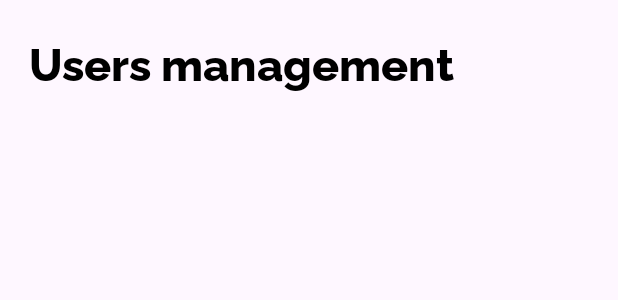
After one commit to Milkingooo/CoffeeVibe, an Android app: the layout fragment_users.xml on its own in the app's theme, with its tools: preview values and no code run, on a phone screen of 412 x 824 dp. The commit adds this screen. Shown: the top 300 px of the screen. Run offline under Robolectric (Android 15) with nearby library versions, the phone set to English and light mode, and no system bars.

Commit message:
update commit

```diff
--- a/app/src/main/java/com/example/coffeevibe/Activities/MainActivity.kt
+++ b/app/src/main/java/com/example/coffeevibe/Activities/MainActivity.kt
@@ -1,6 +1,7 @@
 package com.example.coffeevibe.Activities
 
 import android.Manifest
+import android.annotation.SuppressLint
 import android.app.NotificationChannel
 import android.app.NotificationManager
 import android.content.Context
@@ -16,12 +17,16 @@
 import androidx.core.app.ActivityCompat
 import androidx.core.view.ViewCompat
 import androidx.core.view.WindowInsetsCompat
+import androidx.fragment.app.Fragment
+import androidx.fragment.app.FragmentManager
+import androidx.fragment.app.FragmentTransaction
 import androidx.navigation.NavController
 import androidx.navigation.fragment.NavHostFragment
 import androidx.navigation.ui.setupWithNavController
 import androidx.recyclerview.widget.RecyclerView
 import com.example.coffeevibe.R
 import com.google.android.material.bottomnavigation.BottomNavigationView
+import com.google.android.material.tabs.TabLayout
 import com.google.firebase.Firebase
 import com.google.firebase.auth.FirebaseAuth
 import com.google.firebase.firestore.firestore
@@ -33,6 +38,8 @@
     private val auth = FirebaseAuth.getInstance()
     private val db = Firebase.firestore
 
+
+    @SuppressLint("MissingInflatedId")
     override fun onCreate(savedInstanceState: Bundle?) {
         super.onCreate(savedInstanceState)
         enableEdgeToEdge()
@@ -63,16 +70,16 @@
             createNotificationChannel()
         }
 
+
     }
     private fun findUserInFirestore(email: String) {
         try {
-            var pass = ""
-            db.collection("user")
+            db.collection("admin")
                 .whereEqualTo("email", email)
                 .get()
                 .addOnSuccessListener {
                     for (document in it) {
-                        pass = document.getString("password").toString().trim()
+                        val pass = document.getString("password").toString().trim()
                         if (auth.currentUser != null) {
                             onLoginAdmin(email = auth.currentUser!!.email.toString(), password = pass)
                         }
--- /dev/null
+++ b/app/src/main/java/com/example/coffeevibe/Fragments/UsersFragment.kt
@@ -0,0 +1,12 @@
+package com.example.coffeevibe.Fragments
+
+import android.os.Bundle
+import androidx.fragment.app.Fragment
+import android.view.LayoutInflater
+import android.view.View
+import android.view.ViewGroup
+import com.example.coffeevibe.R
+
+class UsersFragment : Fragment() {
+
+}
--- a/app/src/main/res/layout/fragment_home.xml
+++ b/app/src/main/res/layout/fragment_home.xml
@@ -19,6 +19,7 @@
         android:textSize="30sp"/>
 
     <com.google.android.material.tabs.TabLayout
+        android:id="@+id/tabLayout"
         android:layout_width="match_parent"
         android:layout_height="wrap_content"
         android:backgroundTint="#0000FFFF">
--- /dev/null
+++ b/app/src/main/res/layout/fragment_users.xml
@@ -0,0 +1,33 @@
+<?xml version="1.0" encoding="utf-8"?>
+<androidx.constraintlayout.widget.ConstraintLayout xmlns:android="http://schemas.android.com/apk/res/android"
+    xmlns:app="http://schemas.android.com/apk/res-auto"
+    xmlns:tools="http://schemas.android.com/tools"
+    android:layout_width="match_parent"
+    android:layout_height="match_parent"
+    tools:context=".Fragments.UsersFragment">
+
+    <TextView
+        android:id="@+id/textView9"
+        android:layout_width="wrap_content"
+        android:layout_height="wrap_content"
+        android:layout_marginStart="20dp"
+        android:layout_marginTop="20dp"
+        android:layout_marginEnd="110dp"
+        android:fontFamily="@font/raleway_extrabold"
+        android:gravity="left"
+        android:text="Users management"
+        android:textColor="@color/black"
+        android:textSize="30sp"
+        app:layout_constraintEnd_toEndOf="parent"
+        app:layout_constraintStart_toStartOf="parent"
+        app:layout_constraintTop_toTopOf="parent" />
+
+    <androidx.recyclerview.widget.RecyclerView
+        android:layout_width="match_parent"
+        android:layout_height="500dp"
+        android:layout_marginTop="25dp"
+        app:layout_constraintEnd_toEndOf="parent"
+        app:layout_constraintStart_toStartOf="parent"
+        app:layout_constraintTop_toBottomOf="@+id/textView9" />
+
+</androidx.constraintlayout.widget.ConstraintLayout>
```
